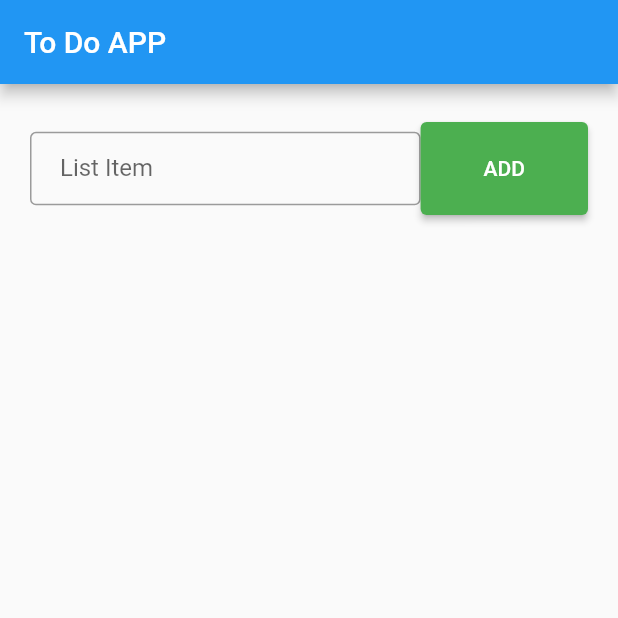
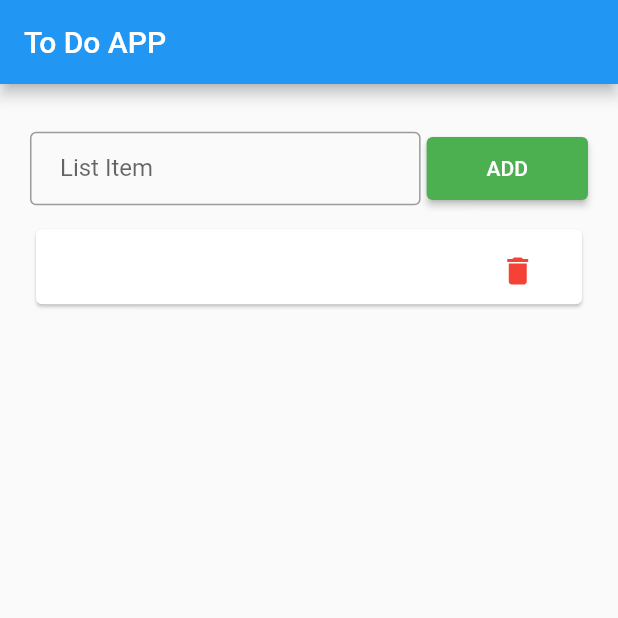
Before and after one commit to IsratAra17/to_do_app, a Flutter app: the screen it shows after launch, after a tap on "ADD", on a phone screen of 412 x 824 dp, the top half of it. Run offline on Flutter 3.47's test engine with Material 2 defaults, Android fonts, the phone set to English and light mode, and no system bars.

Commit message:
add data list completed

```diff
--- a/lib/ToDo_page.dart
+++ b/lib/ToDo_page.dart
@@ -11,6 +11,20 @@ class ToDo_page extends StatefulWidget {
 
 class _ToDo_pageState extends State<ToDo_page> {
   List ToDoList=[];
+String inputItem="";
+  MyInputOnChange(value)
+  {
+    setState(() {
+     inputItem=value;
+    });
+  }
+  AddItem()
+  {
+    setState(() {
+      ToDoList.add({'item':inputItem});
+    });
+  }
+
   @override
   Widget build(BuildContext context) {
     return Scaffold(
@@ -21,17 +35,35 @@ class _ToDo_pageState extends State<ToDo_page> {
           children: [
             Expanded(flex:10,child: Row(
               children: [
-                Expanded(flex:70,child: TextField(decoration: AppInputDecoration("List Item"),)),
-                Expanded(flex:30,child: ElevatedButton(onPressed: (){
+                Expanded(flex:70,child: TextField(onChanged: (value) {
+                  MyInputOnChange(value);
+                }, decoration: AppInputDecoration("List Item"),)),
+                Expanded(flex:30,child: Padding(
+                  padding: const EdgeInsets.only(left: 4),
+                  child: ElevatedButton(onPressed: (){
+                    AddItem();
 
-                }, child: Text("ADD"), style:MyBtnStyle()))
+                  }, child: Text("ADD"), style:MyBtnStyle()),
+                ))
               ],
             )),
             Expanded(flex:90,
                 child: ListView.builder(
+                  shrinkWrap: true,
                   itemCount: ToDoList.length,
                 itemBuilder: (context, index) {
-                  return Card();
+                  return Card(
+                    child:
+                    SizeBox50(
+                      Row(
+
+                        children: [
+                          Expanded(flex:80,child:Text(ToDoList[index]['item'].toString())),
+                          Expanded(flex:20,child:TextButton(onPressed: (){}, child: Icon(Icons.delete,color: Colors.red,),))
+
+                      ],)
+
+                    ),);
                 }))
 
           ],
--- a/lib/style.dart
+++ b/lib/style.dart
@@ -12,10 +12,23 @@ labelText: label
 ButtonStyle MyBtnStyle()
 {
   return ElevatedButton.styleFrom(
-    padding: EdgeInsets.all(23),
+    padding: EdgeInsets.all(13),
     backgroundColor: Colors.green,
     shape: RoundedRectangleBorder(borderRadius: BorderRadius.all(Radius.circular(4)
     )),
 
   );
 }
+SizedBox SizeBox50(child)
+{
+  return SizedBox(
+  height: 50,
+    width: double.infinity,
+    child: Container(
+      padding:EdgeInsets.all(8),
+      alignment: Alignment.center,
+      child:child
+    ),
+
+  );
+}
```
